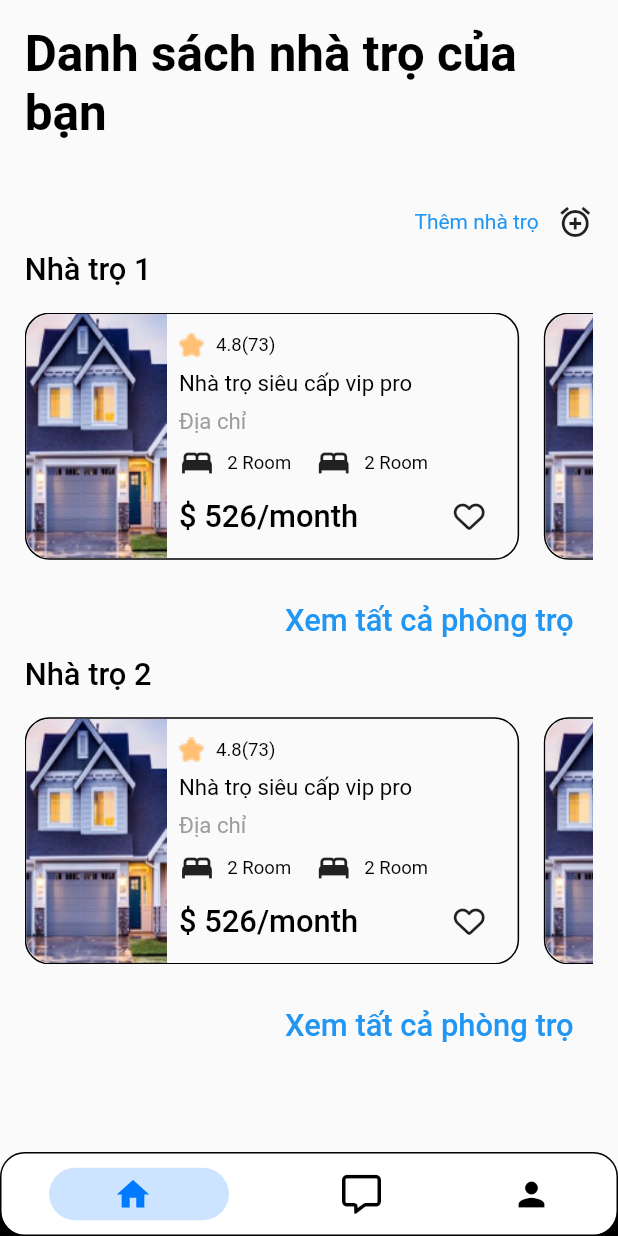
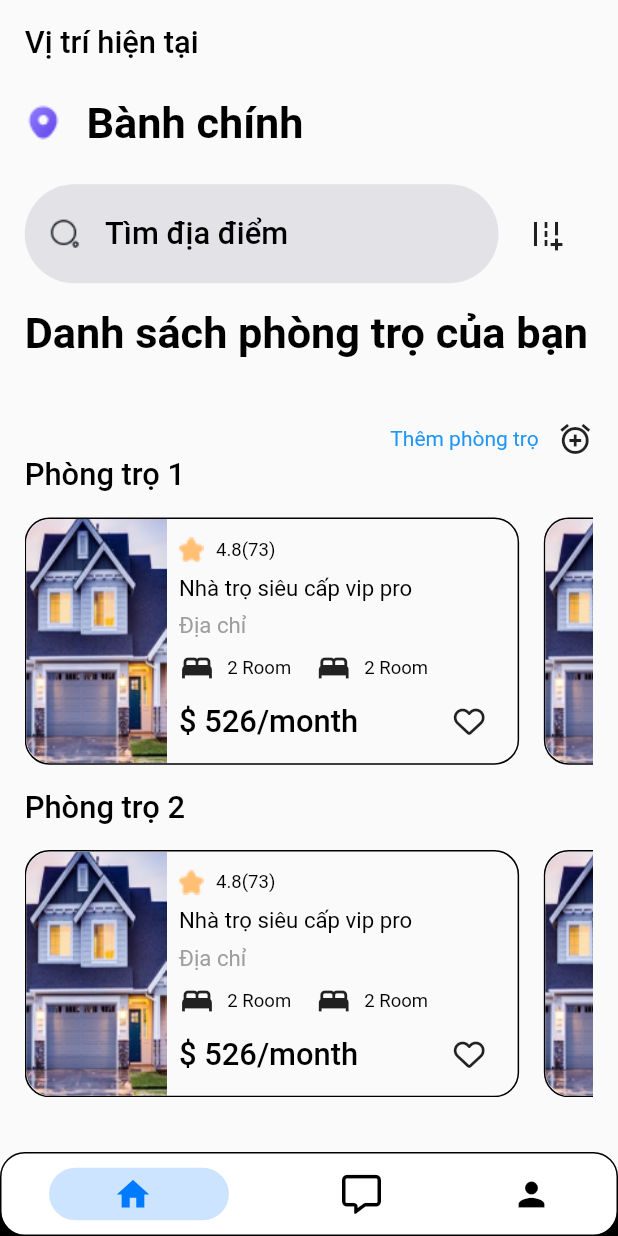
Before and after one commit to havya123/app_xem_tro, a Flutter app: the screen it shows after launch, on a phone screen of 412 x 824 dp. Run offline on Flutter 3.47's test engine with Material 2 defaults, Android fonts, the phone set to English and light mode, and no system bars; drawn by our look-alikes of persistent_bottom_nav_bar; our stand-ins replace community_material_icon, firebase_core, fl_chart, flutter_rating_bar, font_awesome_flutter, get and 2 more; missing offline and left inert: datepicker_dropdown, read_more_text; accounts and stored records are empty.

Commit message:
listroom

```diff
--- a/lib/app_tro.dart
+++ b/lib/app_tro.dart
@@ -15,7 +15,7 @@ class _AppXemTroState extends State<AppXemTro> {
   Widget build(BuildContext context) {
     return GetMaterialApp(
       debugShowCheckedModeBanner: false,
-      initialRoute: Routes.navigationListHouseRoute,
+      initialRoute: Routes.navigationListRoomRoute,
       getPages: RouteManager.routeManager,
       unknownRoute: RouteManager.notFound,
     );
--- a/lib/route/route_manager.dart
+++ b/lib/route/route_manager.dart
@@ -11,8 +11,10 @@ import 'package:app_xem_tro/screen/forget_password_screen/reset_password.dart';
 import 'package:app_xem_tro/screen/house_registration/house_registration.dart';
 import 'package:app_xem_tro/screen/house_registration/room_registration.dart';
 import 'package:app_xem_tro/screen/listhouse_screen/listhouse_screen.dart';
+import 'package:app_xem_tro/screen/listroom_screen/listroom_screen.dart';
 import 'package:app_xem_tro/screen/login_screen/login_screen.dart';
 import 'package:app_xem_tro/screen/navigationlisthouse_screen/navigationlisthouse.dart';
+import 'package:app_xem_tro/screen/navigationroom_screen/navigationroom_screen.dart';
 import 'package:app_xem_tro/screen/profile_screen/detail_profile_screen.dart';
 import 'package:app_xem_tro/screen/profile_screen/profie_screen.dart';
 import 'package:app_xem_tro/screen/review_screen/review_screen.dart';
@@ -135,6 +137,14 @@ class RouteManager {
       name: "/navigationListHouseRoute",
       page: () => const NavigationListHouseScreen(),
     ),
+    GetPage(
+      name: "/listRoomRoute",
+      page: () => const ListRoom(),
+    ),
+    GetPage(
+      name: "/navigationListRoomRoute",
+      page: () => const NavigationListRoomScreen(),
+    ),
   ];
 
   static GetPage notFound = GetPage(
--- a/lib/route/routes.dart
+++ b/lib/route/routes.dart
@@ -24,4 +24,6 @@ class Routes {
   static const String roomRegistrationRoute = "/roomRegistrationRoute";
   static const String listHouseRoute = "/listHouseRoute";
   static const String navigationListHouseRoute = "/navigationListHouseRoute";
+  static const String listRoomRoute = "/listRoomRoute";
+  static const String navigationListRoomRoute = "/navigationListRoomRoute";
 }
--- /dev/null
+++ b/lib/screen/listroom_screen/listroom_screen.dart
@@ -0,0 +1,166 @@
+import 'package:app_xem_tro/config/size_config.dart';
+import 'package:app_xem_tro/config/widget/item.dart';
+import 'package:app_xem_tro/route/routes.dart';
+import 'package:flutter/material.dart';
+
+class ListRoom extends StatelessWidget {
+  const ListRoom({super.key});
+  @override
+  Widget build(BuildContext context) {
+    return SafeArea(
+      child: Scaffold(
+        body: Padding(
+          padding: EdgeInsets.symmetric(
+            horizontal: padding(context),
+            vertical: padding(context),
+          ),
+          child: SingleChildScrollView(
+            child: Column(
+              crossAxisAlignment: CrossAxisAlignment.start,
+              children: [
+                Text(
+                  'Vị trí hiện tại',
+                  style: mediumTextStyle(context),
+                ),
+                spaceHeight(context, height: 0.02),
+                Row(
+                  children: [
+                    SizedBox(
+                      height: getHeight(context, height: 0.06),
+                      width: getWidth(context, width: 0.06),
+                      child: Image.asset(
+                        "assets/images/home_img/location.png",
+                        fit: BoxFit.contain,
+                      ),
+                    ),
+                    spaceWidth(context),
+                    Text("Bành chính", style: largeTextStyle(context))
+                  ],
+                ),
+                spaceHeight(context, height: 0.02),
+                Row(
+                  children: [
+                    Expanded(
+                      flex: 5,
+                      child: Container(
+                        width: double.infinity,
+                        height: getHeight(context, height: 0.08),
+                        decoration: BoxDecoration(
+                          borderRadius: BorderRadius.circular(
+                              borderRadius(context, border: 0.08)),
+                          color: const Color(0xffE3E3E7),
+                        ),
+                        child: Padding(
+                          padding: EdgeInsets.symmetric(
+                              horizontal: padding(context)),
+                          child: Row(
+                            crossAxisAlignment: CrossAxisAlignment.center,
+                            children: [
+                              SizedBox(
+                                height: getHeight(context, height: 0.05),
+                                width: getWidth(context, width: 0.05),
+                                child: Image.asset(
+                                  "assets/images/home_img/search.png",
+                                  fit: BoxFit.contain,
+                                ),
+                              ),
+                              spaceWidth(context, width: 0.04),
+                              Text(
+                                "Tìm địa điểm",
+                                style: mediumTextStyle(context),
+                              ),
+                            ],
+                          ),
+                        ),
+                      ),
+                    ),
+                    const Expanded(
+                      flex: 1,
+                      child: Icon(Icons.add_road_sharp),
+                    )
+                  ],
+                ),
+                spaceHeight(context, height: 0.02),
+                Text(
+                  'Danh sách phòng trọ của bạn',
+                  style: largeTextStyle(context),
+                ),
+                SizedBox(
+                  height: getHeight(context, height: 0.05),
+                ),
+                Row(
+                  mainAxisAlignment: MainAxisAlignment.end,
+                  children: [
+                    const Text(
+                      'Thêm phòng trọ',
+                      style: TextStyle(color: Colors.blue),
+                    ),
+                    spaceWidth(context, width: 0.03),
+                    InkWell(
+                      onTap: () {
+                        Navigator.of(context, rootNavigator: true)
+                            .pushNamed(Routes.searchRoute);
+                      },
+                      child: const Icon(
+                        Icons.add_alarm,
+                      ),
+                    ),
+                  ],
+                ),
+                Row(
+                  mainAxisAlignment: MainAxisAlignment.start,
+                  children: [
+                    Text(
+                      'Phòng trọ 1',
+                      style: mediumTextStyle(
+                        context,
+                      ),
+                    ),
+                  ],
+                ),
+                spaceHeight(context, height: 0.02),
+                SizedBox(
+                  height: getHeight(context, height: 0.2),
+                  child: ListView.separated(
+                      scrollDirection: Axis.horizontal,
+                      itemBuilder: (context, index) {
+                        return const Item();
+                      },
+                      separatorBuilder: (context, index) {
+                        return spaceWidth(context);
+                      },
+                      itemCount: 5),
+                ),
+                spaceHeight(context, height: 0.02),
+                Row(
+                  mainAxisAlignment: MainAxisAlignment.start,
+                  children: [
+                    Text(
+                      'Phòng trọ 2',
+                      style: mediumTextStyle(
+                        context,
+                      ),
+                    ),
+                  ],
+                ),
+                spaceHeight(context, height: 0.02),
+                SizedBox(
+                  height: getHeight(context, height: 0.2),
+                  child: ListView.separated(
+                      scrollDirection: Axis.horizontal,
+                      itemBuilder: (context, index) {
+                        return const Item();
+                      },
+                      separatorBuilder: (context, index) {
+                        return spaceWidth(context);
+                      },
+                      itemCount: 5),
+                ),
+              ],
+            ),
+          ),
+        ),
+      ),
+    );
+  }
+}
--- /dev/null
+++ b/lib/screen/navigationroom_screen/navigationroom_screen.dart
@@ -0,0 +1,39 @@
+import 'package:app_xem_tro/config/size_config.dart';
+import 'package:app_xem_tro/screen/chat_screen/chat_screen.dart';
+import 'package:app_xem_tro/screen/listroom_screen/listroom_screen.dart';
+import 'package:app_xem_tro/screen/profile_screen/profie_screen.dart';
+import 'package:flutter/material.dart';
+import 'package:font_awesome_flutter/font_awesome_flutter.dart';
+import 'package:persistent_bottom_nav_bar/persistent_tab_view.dart';
+
+class NavigationListRoomScreen extends StatelessWidget {
+  const NavigationListRoomScreen({super.key});
+  @override
+  Widget build(BuildContext context) {
+    List<Widget> widgets = [
+      const ListRoom(),
+      const ChatScreen(),
+      const ProfileScreen(),
+    ];
+    List<PersistentBottomNavBarItem> barlistRoomItem = [
+      PersistentBottomNavBarItem(
+          icon: const Icon(Icons.home), inactiveColorPrimary: Colors.black),
+      PersistentBottomNavBarItem(
+          icon: const Icon(FontAwesomeIcons.message),
+          inactiveColorPrimary: Colors.black),
+      PersistentBottomNavBarItem(
+          icon: const Icon(Icons.person), inactiveColorPrimary: Colors.black),
+    ];
+    return PersistentTabView(
+      context,
+      screens: widgets,
+      items: barlistRoomItem,
+      decoration: NavBarDecoration(
+        border: Border.all(width: 1),
+        borderRadius: BorderRadius.circular(
+          borderRadius(context),
+        ),
+      ),
+    );
+  }
+}
```
